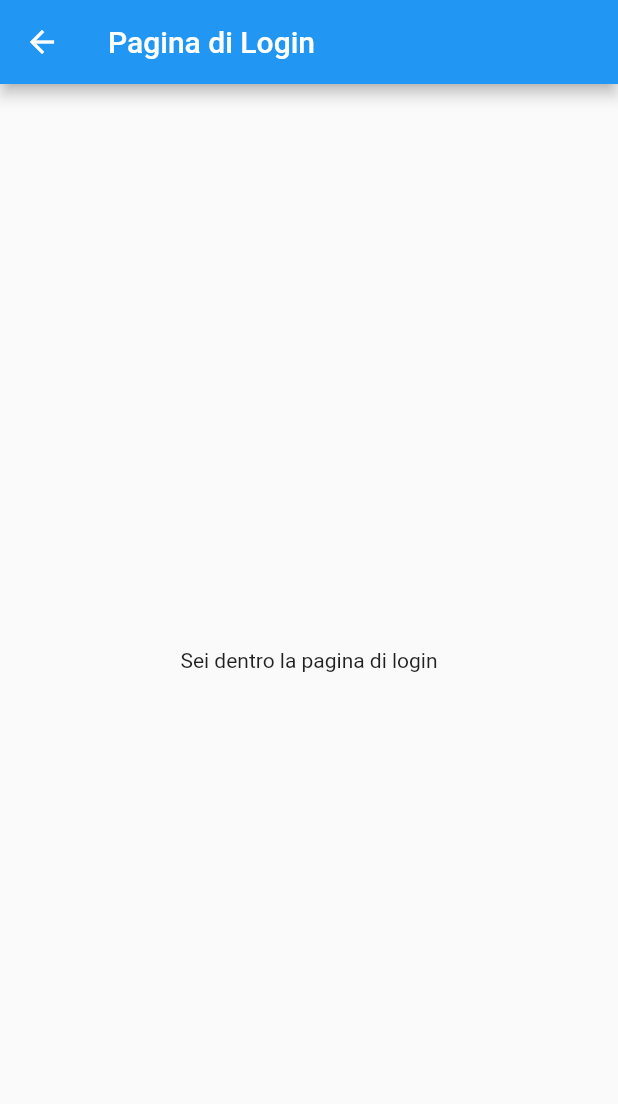
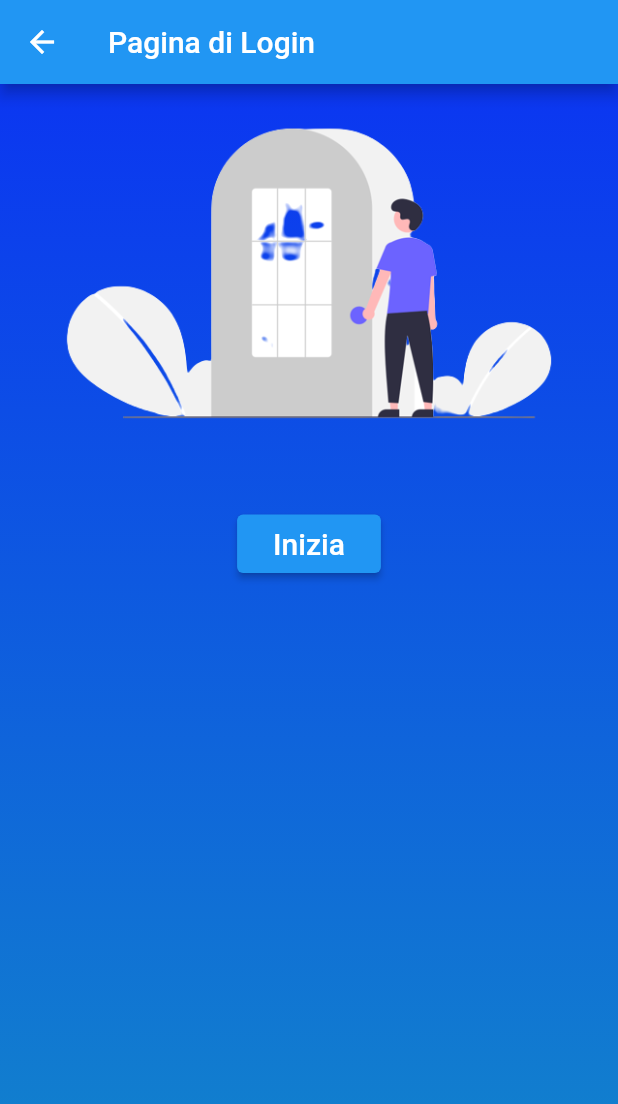
Before and after one commit to giacomo9801/flutter_firstapp, a Flutter app: the screen it shows after launch, after a tap on "Inizia", on a phone screen of 412 x 824 dp. Shown: the top 1104 px of the screen. Run offline on Flutter 3.47's test engine with Material 2 defaults, Android fonts, the phone set to English and light mode, and no system bars.

Commit message:
background login e minor fix

```diff
--- a/lib/main.dart
+++ b/lib/main.dart
@@ -3,7 +3,6 @@ import 'package:flutter/services.dart';
 import 'package:flutter_firstapp/app.dart';
 
 void main() {
-
   //per settare l'orientamento della schermata, no landscape
   WidgetsFlutterBinding.ensureInitialized();
   SystemChrome.setPreferredOrientations(
--- a/lib/pages/login_page.dart
+++ b/lib/pages/login_page.dart
@@ -1,4 +1,7 @@
+// ignore_for_file: use_function_type_syntax_for_parameters
+
 import 'package:flutter/material.dart';
+import 'package:flutter_firstapp/pages/theme.dart';
 
 class LoginPage extends StatefulWidget {
   const LoginPage({Key? key}) : super(key: key);
@@ -14,9 +17,35 @@ class _LoginPageState extends State<LoginPage> {
       appBar: AppBar(
         title: const Text('Pagina di Login'),
       ),
-      body: const Center(
-        child: Text('Sei dentro la pagina di login'),
+      body: Container(
+        decoration: const BoxDecoration(
+          gradient: LinearGradient(
+            begin: Alignment.topCenter,
+            end: Alignment.bottomCenter,
+            colors: [CustomTheme.gradientStart, CustomTheme.gradientEnd],
+          ),
+        ),
+        child: Column(
+          children: <Widget>[
+            _imgLogin(),
+            const SizedBox(height: 30),
+            ElevatedButton(
+              onPressed: () {
+                Navigator.pushNamed(context, '/login_page');
+              },
+              child: const Padding(
+                padding: EdgeInsets.all(8.0),
+                child: Text('Inizia', style: TextStyle(fontSize: 20)),
+              ),
+            ),
+          ],
+        ),
       ),
     );
   }
+
+  Widget _imgLogin() => const Image(
+        image: AssetImage('assets/images/loginimg.png'),
+        alignment: Alignment.topCenter,
+      );
 }
--- a/lib/pages/theme.dart
+++ b/lib/pages/theme.dart
@@ -3,8 +3,6 @@ import 'dart:ui';
 //classe per applicare tonalità differenti al tema
 
 class CustomTheme {
-static const Color gradientStart = Color.fromARGB(255, 11, 54, 241);
-static const Color gradientEnd = Color.fromARGB(255, 18, 135, 202);
-
-
+  static const Color gradientStart = Color.fromARGB(255, 11, 54, 241);
+  static const Color gradientEnd = Color.fromARGB(255, 18, 135, 202);
 }
--- a/lib/pages/welcome_page.dart
+++ b/lib/pages/welcome_page.dart
@@ -14,7 +14,6 @@ class WelcomePage extends StatelessWidget {
           gradient: LinearGradient(
             begin: Alignment.topCenter,
             end: Alignment.bottomCenter,
-            //colors: [CustomTheme.gradientStart, CustomTheme.gradientEnd],
             colors: [CustomTheme.gradientStart, CustomTheme.gradientEnd],
           ),
         ),
--- a/pubspec.yaml
+++ b/pubspec.yaml
@@ -61,6 +61,7 @@ flutter:
   # To add assets to your application, add an assets section, like this:
   assets:
     - assets/images/welcomeimg.png
+    - assets/images/loginimg.png
   #   - images/a_dot_ham.jpeg
 
   # An image asset can refer to one or more resolution-specific "variants", see
```
Also changed, not shown: assets/images/loginimg.png (added).
